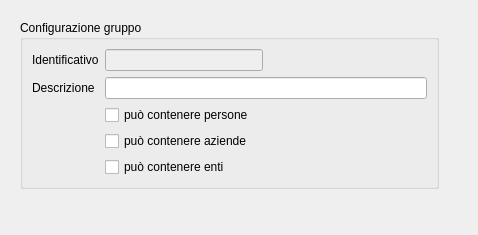
Qt form src/com/axiastudio/suite/anagrafiche/forms/gruppo.ui (tizianolattisi/suitegda) before a commit.
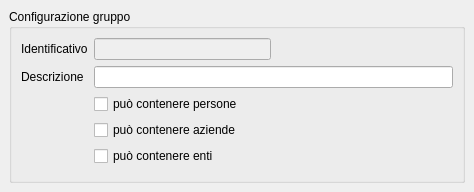
The same form after that commit.

Commit message: Estremi di validità dell'appartenenza ad un gruppo.

What changed in the file:
```diff
--- a/src/com/axiastudio/suite/anagrafiche/forms/gruppo.ui
+++ b/src/com/axiastudio/suite/anagrafiche/forms/gruppo.ui
@@ -6,8 +6,8 @@
    <rect>
     <x>0</x>
     <y>0</y>
-    <width>478</width>
-    <height>235</height>
+    <width>474</width>
+    <height>192</height>
    </rect>
   </property>
   <property name="windowTitle">
@@ -17,15 +17,9 @@
    <string>persona,azienda,ente,descrizione</string>
   </property>
   <widget class="QWidget" name="centralwidget">
+   <layout class="QVBoxLayout" name="verticalLayout">
+    <item>
    <widget class="QGroupBox" name="groupBox">
-    <property name="geometry">
-     <rect>
-      <x>20</x>
-      <y>20</y>
-      <width>419</width>
-      <height>169</height>
-     </rect>
-    </property>
     <property name="title">
      <string>Configurazione gruppo</string>
     </property>
@@ -119,6 +113,8 @@
      </item>
     </layout>
    </widget>
+    </item>
+   </layout>
   </widget>
  </widget>
  <resources/>
```
Lines whose indentation alone changed are shown as unchanged. The commit also changes 6 other files.
